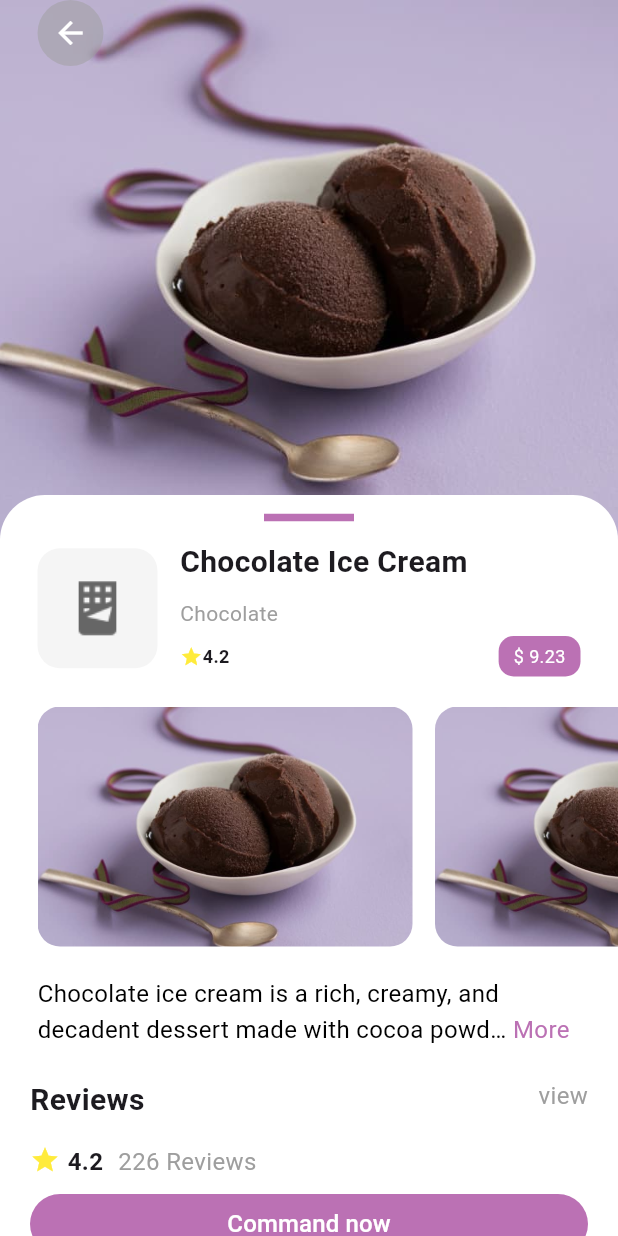
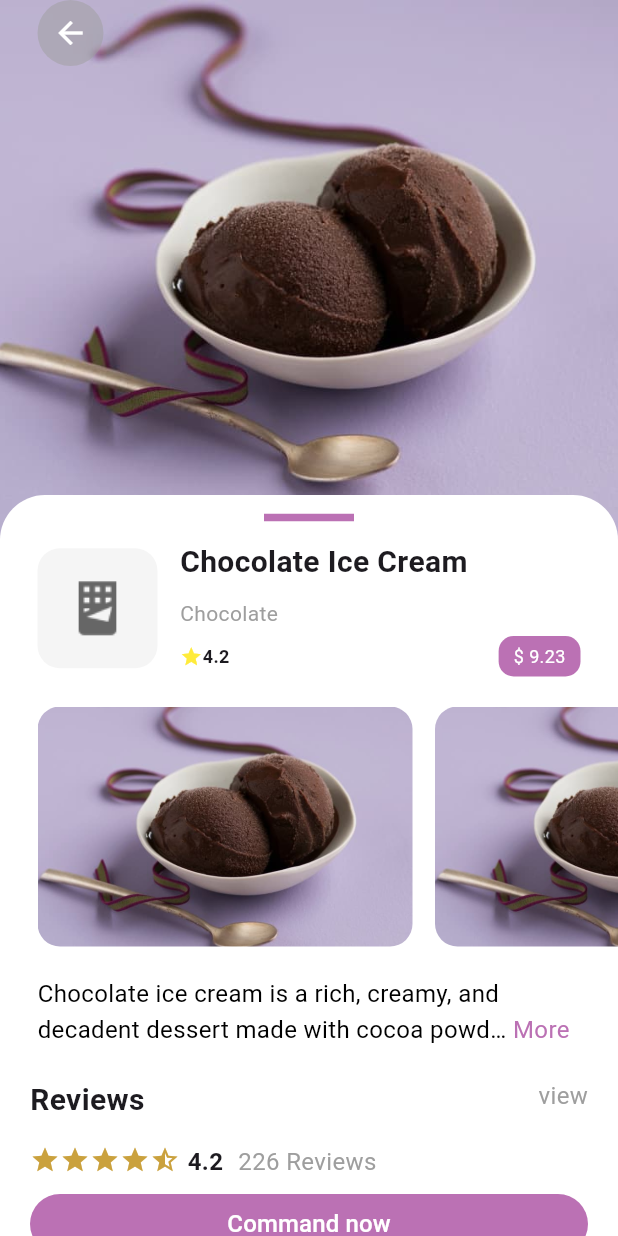
Before and after one commit to RomainDoyen/ice_creams, a Flutter app: the DetailPage screen opened directly with sample values from the repository, on a phone screen of 412 x 824 dp. Run offline on Flutter 3.47's test engine with Material 3 defaults, Android fonts, the phone set to English and light mode, and no system bars; drawn by our look-alikes of readmore; our stand-ins replace flutter_map, latlong2.

Commit message:
refactor(pages/detail/widgets/review.dart): Dynamically display the number of stars as a function of the rating, taking integers and decimals into account

```diff
--- a/lib/pages/detail/widgets/review.dart
+++ b/lib/pages/detail/widgets/review.dart
@@ -4,7 +4,6 @@ import 'package:ice_creams/models/icecream.dart';
 import 'package:provider/provider.dart';
 
 class ReviewSection extends StatelessWidget {
-
   final IceCream iceCream;
 
   const ReviewSection(this.iceCream, {super.key});
@@ -39,10 +38,32 @@ class ReviewSection extends StatelessWidget {
           Row(
             crossAxisAlignment: CrossAxisAlignment.start,
             children: [
-              const Icon(
+              Row(
+                children: List.generate(
+                  5,
+                  (index) {
+                    if (index < iceCream.rating.floor()) {
+                      return const Icon(
                         Icons.star,
-                color: Colors.yellow,
+                        color: Color(0xFFCAA13D),
                         size: 20,
+                      );
+                    } else if (index == iceCream.rating.floor()
+                      && iceCream.rating % 1 != 0) {
+                      return const Icon(
+                        Icons.star_half,
+                        color: Color(0xFFCAA13D),
+                        size: 20,
+                      );
+                    } else {
+                      return const Icon(
+                        Icons.star_border,
+                        color: Color(0xFFCAA13D),
+                        size: 20,
+                      );
+                    }
+                  }
+                ),
               ),
               const SizedBox(width: 5),
               Text(
@@ -75,7 +96,8 @@ class ReviewSection extends StatelessWidget {
                   ),
                 ),
                 onPressed: () {
-                final basket = Provider.of<BasketModel>(context, listen: false);
+                  final basket =
+                      Provider.of<BasketModel>(context, listen: false);
                   basket.addToBasket(iceCream);
 
                   ScaffoldMessenger.of(context).showSnackBar(
@@ -92,8 +114,7 @@ class ReviewSection extends StatelessWidget {
                     fontSize: 16,
                   ),
                 ),
-            )
-          )
+              ))
         ],
       ),
     );
```
Lines whose indentation alone changed are shown as unchanged.
